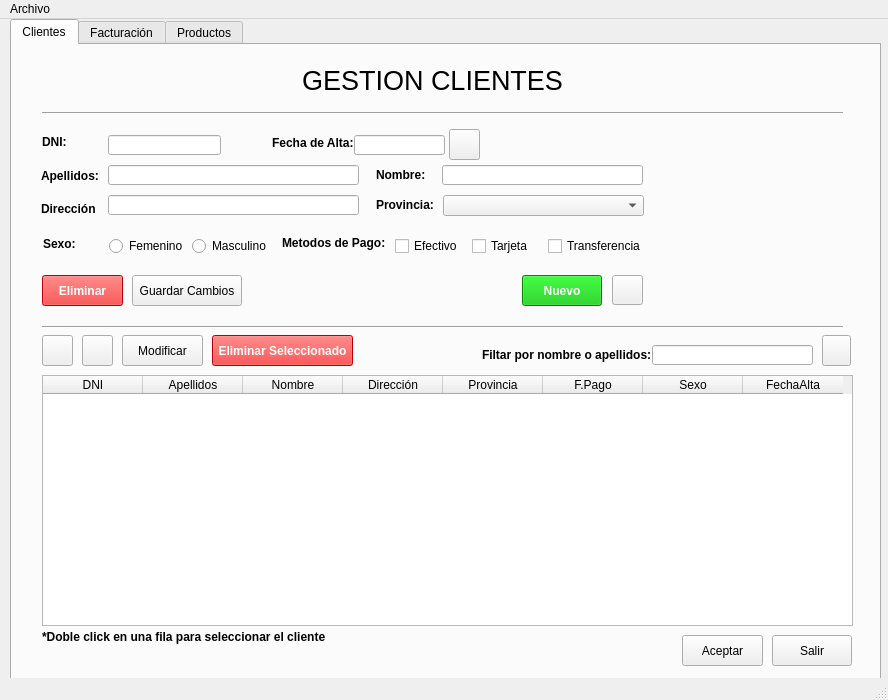
Above: UiGestionClientes.ui from arlumno/DI-ProyectoUI before the change. Below: the same form after it.
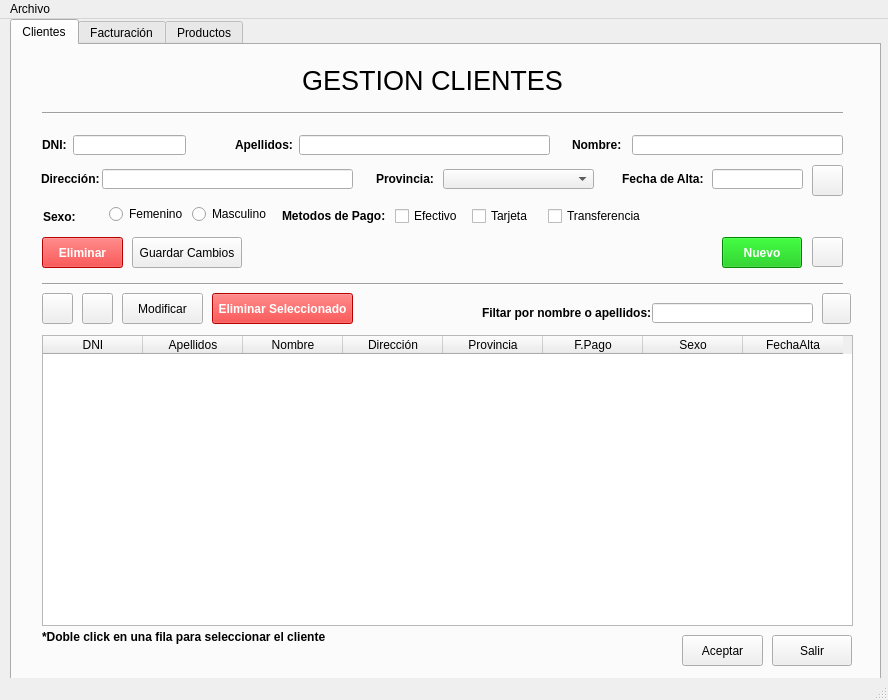
That is the form after the change. Icons and pictures are not drawn.

The edit to the form file:
```diff
--- a/UiGestionClientes.ui
+++ b/UiGestionClientes.ui
@@ -61,7 +61,7 @@
       <property name="geometry">
        <rect>
         <x>97</x>
-        <y>186</y>
+        <y>154</y>
         <width>160</width>
         <height>31</height>
        </rect>
@@ -92,7 +92,7 @@
      <widget class="QLineEdit" name="etDni">
       <property name="geometry">
        <rect>
-        <x>96</x>
+        <x>61</x>
         <y>90</y>
         <width>113</width>
         <height>20</height>
@@ -105,8 +105,8 @@
      <widget class="QLabel" name="label_9">
       <property name="geometry">
        <rect>
-        <x>260</x>
-        <y>90</y>
+        <x>610</x>
+        <y>126</y>
         <width>81</width>
         <height>16</height>
        </rect>
@@ -138,7 +138,7 @@
       <property name="geometry">
        <rect>
         <x>31</x>
-        <y>192</y>
+        <y>165</y>
         <width>47</width>
         <height>13</height>
        </rect>
@@ -157,7 +157,7 @@
       <property name="geometry">
        <rect>
         <x>29</x>
-        <y>156</y>
+        <y>126</y>
         <width>61</width>
         <height>16</height>
        </rect>
@@ -169,14 +169,14 @@
        </font>
       </property>
       <property name="text">
-       <string>Dirección</string>
+       <string>Dirección:</string>
       </property>
      </widget>
      <widget class="Line" name="line_2">
       <property name="geometry">
        <rect>
         <x>30</x>
-        <y>267</y>
+        <y>224</y>
         <width>801</width>
         <height>30</height>
        </rect>
@@ -188,8 +188,8 @@
      <widget class="QLabel" name="label_2">
       <property name="geometry">
        <rect>
-        <x>29</x>
-        <y>123</y>
+        <x>223</x>
+        <y>92</y>
         <width>61</width>
         <height>16</height>
        </rect>
@@ -208,7 +208,7 @@
       <property name="geometry">
        <rect>
         <x>270</x>
-        <y>190</y>
+        <y>163</y>
         <width>111</width>
         <height>16</height>
        </rect>
@@ -226,9 +226,9 @@
      <widget class="QLineEdit" name="etNombre">
       <property name="geometry">
        <rect>
-        <x>430</x>
-        <y>120</y>
-        <width>201</width>
+        <x>620</x>
+        <y>90</y>
+        <width>211</width>
         <height>20</height>
        </rect>
       </property>
@@ -237,9 +237,9 @@
       <property name="geometry">
        <rect>
         <x>431</x>
-        <y>150</y>
-        <width>201</width>
-        <height>21</height>
+        <y>124</y>
+        <width>151</width>
+        <height>20</height>
        </rect>
       </property>
      </widget>
@@ -247,7 +247,7 @@
       <property name="geometry">
        <rect>
         <x>383</x>
-        <y>186</y>
+        <y>156</y>
         <width>251</width>
         <height>31</height>
        </rect>
@@ -279,8 +279,8 @@
      <widget class="QLineEdit" name="etDireccion">
       <property name="geometry">
        <rect>
-        <x>96</x>
-        <y>150</y>
+        <x>90</x>
+        <y>124</y>
         <width>251</width>
         <height>20</height>
        </rect>
@@ -302,16 +302,17 @@
      <widget class="QLabel" name="flagDni">
       <property name="geometry">
        <rect>
-        <x>212</x>
-        <y>90</y>
-        <width>47</width>
-        <height>16</height>
+        <x>178</x>
+        <y>91</y>
+        <width>20</width>
+        <height>20</height>
        </rect>
       </property>
       <property name="font">
        <font>
-        <family>Comic Sans MS</family>
+        <family>Consolas</family>
         <pointsize>14</pointsize>
+        <kerning>false</kerning>
        </font>
       </property>
       <property name="text">
@@ -321,10 +322,10 @@
      <widget class="QLabel" name="label_3">
       <property name="geometry">
        <rect>
-        <x>364</x>
-        <y>120</y>
+        <x>560</x>
+        <y>92</y>
         <width>61</width>
-        <height>20</height>
+        <height>16</height>
        </rect>
       </property>
       <property name="font">
@@ -341,9 +342,9 @@
       <property name="geometry">
        <rect>
         <x>30</x>
-        <y>90</y>
-        <width>47</width>
-        <height>13</height>
+        <y>92</y>
+        <width>31</width>
+        <height>16</height>
        </rect>
       </property>
       <property name="font">
@@ -359,8 +360,8 @@
      <widget class="QPushButton" name="bCalendar">
       <property name="geometry">
        <rect>
-        <x>437</x>
-        <y>84</y>
+        <x>800</x>
+        <y>120</y>
         <width>31</width>
         <height>31</height>
        </rect>
@@ -382,8 +383,8 @@
      <widget class="QLineEdit" name="etFechaAlta">
       <property name="geometry">
        <rect>
-        <x>342</x>
-        <y>90</y>
+        <x>700</x>
+        <y>124</y>
         <width>91</width>
         <height>20</height>
        </rect>
@@ -395,8 +396,8 @@
      <widget class="QLineEdit" name="etApellido">
       <property name="geometry">
        <rect>
-        <x>96</x>
-        <y>120</y>
+        <x>287</x>
+        <y>90</y>
         <width>251</width>
         <height>20</height>
        </rect>
@@ -432,9 +433,9 @@
       <property name="geometry">
        <rect>
         <x>364</x>
-        <y>150</y>
+        <y>126</y>
         <width>61</width>
-        <height>20</height>
+        <height>16</height>
        </rect>
       </property>
       <property name="font">
@@ -451,9 +452,9 @@
       <property name="geometry">
        <rect>
         <x>30</x>
-        <y>330</y>
+        <y>290</y>
         <width>811</width>
-        <height>251</height>
+        <height>291</height>
        </rect>
       </property>
       <property name="editTriggers">
@@ -504,7 +505,7 @@
       <property name="geometry">
        <rect>
         <x>810</x>
-        <y>290</y>
+        <y>248</y>
         <width>29</width>
         <height>31</height>
        </rect>
@@ -533,7 +534,7 @@
       <property name="geometry">
        <rect>
         <x>640</x>
-        <y>300</y>
+        <y>258</y>
         <width>161</width>
         <height>20</height>
        </rect>
@@ -543,7 +544,7 @@
       <property name="geometry">
        <rect>
         <x>30</x>
-        <y>290</y>
+        <y>248</y>
         <width>31</width>
         <height>31</height>
        </rect>
@@ -571,8 +572,8 @@
      <widget class="QPushButton" name="bGrabarCliente">
       <property name="geometry">
        <rect>
-        <x>510</x>
-        <y>230</y>
+        <x>710</x>
+        <y>192</y>
         <width>80</width>
         <height>31</height>
        </rect>
@@ -590,7 +591,7 @@
       <property name="geometry">
        <rect>
         <x>110</x>
-        <y>290</y>
+        <y>248</y>
         <width>81</width>
         <height>31</height>
        </rect>
@@ -606,7 +607,7 @@
       <property name="geometry">
        <rect>
         <x>30</x>
-        <y>230</y>
+        <y>192</y>
         <width>81</width>
         <height>31</height>
        </rect>
@@ -624,7 +625,7 @@
       <property name="geometry">
        <rect>
         <x>70</x>
-        <y>290</y>
+        <y>248</y>
         <width>31</width>
         <height>31</height>
        </rect>
@@ -650,7 +651,7 @@
       <property name="geometry">
        <rect>
         <x>470</x>
-        <y>300</y>
+        <y>258</y>
         <width>171</width>
         <height>20</height>
        </rect>
@@ -668,8 +669,8 @@
      <widget class="QPushButton" name="bLimpiarCampos">
       <property name="geometry">
        <rect>
-        <x>600</x>
-        <y>230</y>
+        <x>800</x>
+        <y>192</y>
         <width>31</width>
         <height>30</height>
        </rect>
@@ -714,7 +715,7 @@
       <property name="geometry">
        <rect>
         <x>200</x>
-        <y>290</y>
+        <y>248</y>
         <width>141</width>
         <height>31</height>
        </rect>
@@ -732,7 +733,7 @@
       <property name="geometry">
        <rect>
         <x>120</x>
-        <y>230</y>
+        <y>192</y>
         <width>110</width>
         <height>31</height>
        </rect>
```
Left out of the diff: 30 changed lines with no effect on the pictures.
